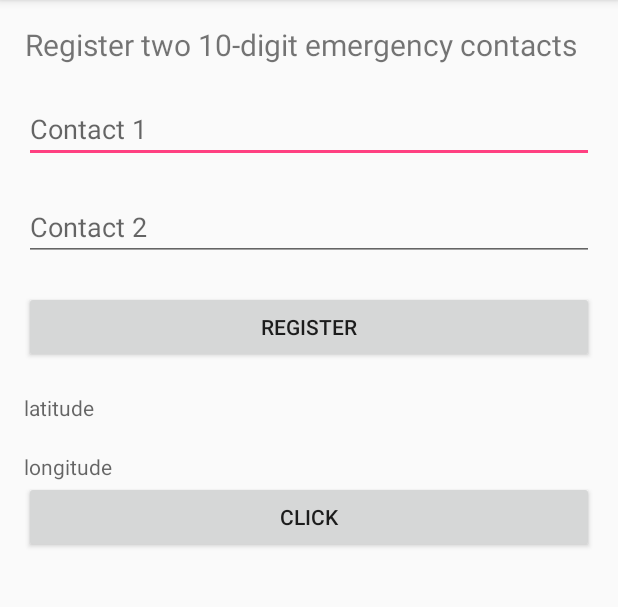
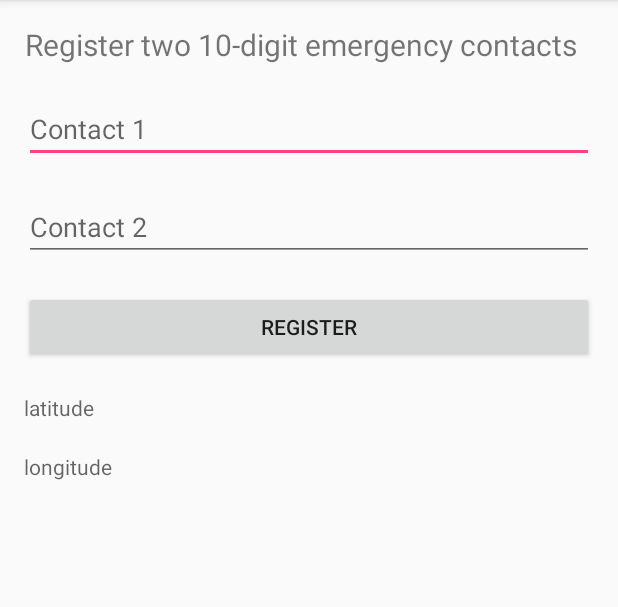
Before and after one commit to Deepak1711/HPPhoneLostProject, an Android app: the screen it shows after launch (MainActivity), on a phone screen of 412 x 824 dp, the part 84-691 px from its top. Run offline under Robolectric (Android 15) with nearby library versions, the phone set to English and light mode, and no system bars.

Commit message:
Updates1

```diff
--- a/app/src/main/res/layout/activity_main.xml
+++ b/app/src/main/res/layout/activity_main.xml
@@ -58,10 +58,10 @@
         android:layout_marginTop="@dimen/twenty"
         android:hint="longitude" />
 
-    <Button
-        android:id="@+id/btnClick"
-        android:layout_width="match_parent"
-        android:layout_height="wrap_content"
-        android:layout_below="@+id/longitude"
-        android:text="click" />
+    <!--<Button-->
+        <!--android:id="@+id/btnClick"-->
+        <!--android:layout_width="match_parent"-->
+        <!--android:layout_height="wrap_content"-->
+        <!--android:layout_below="@+id/longitude"-->
+        <!--android:text="click" />-->
 </RelativeLayout>
```
Also changed, not shown: app/src/main/java/com/example/deepak/hpphonelostproject/MainActivity.java (+25 -25 lines), app/src/main/java/com/example/deepak/hpphonelostproject/SmsBroadCastReceiver.java (+16 -14 lines).
